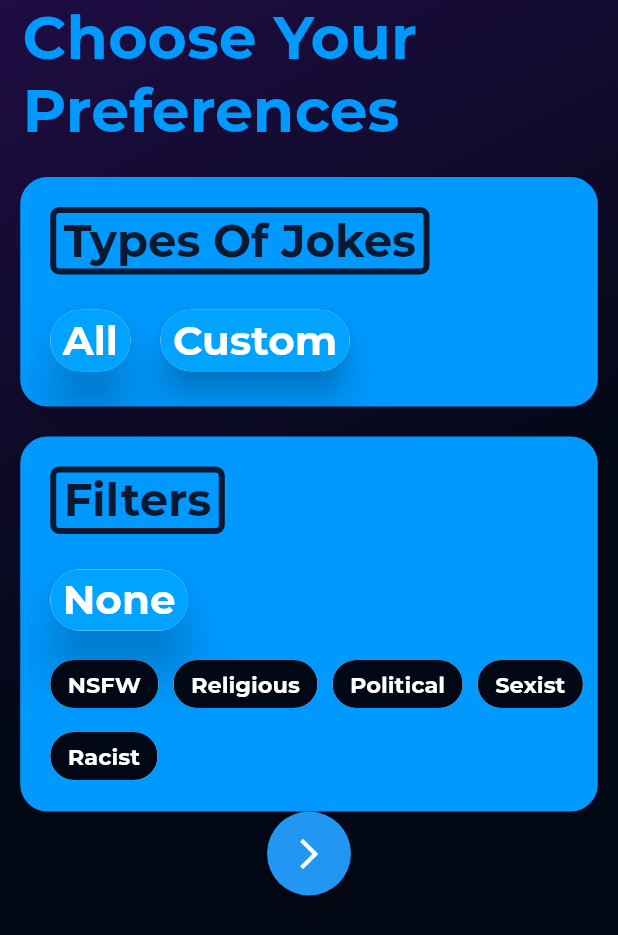
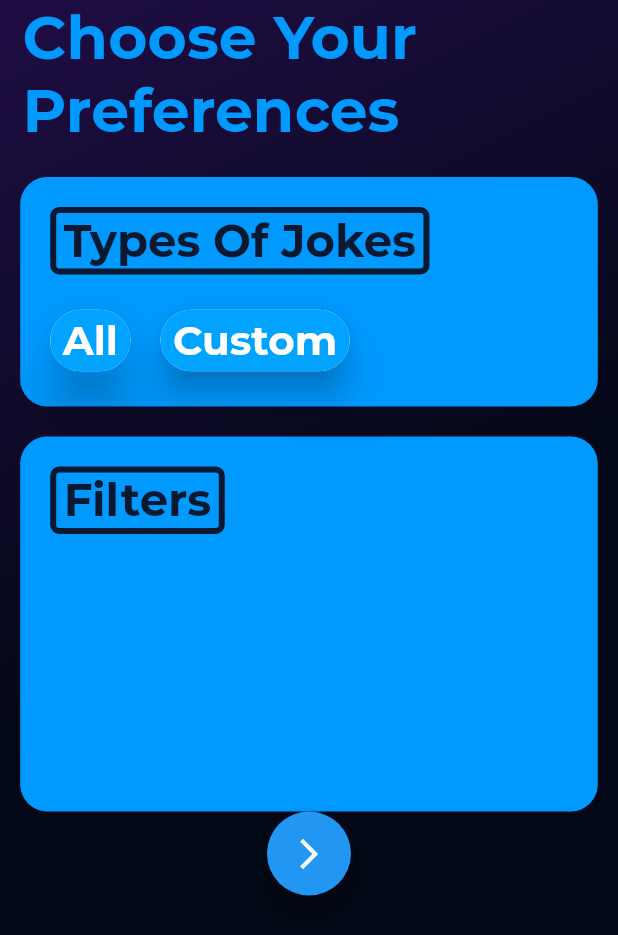
Before and after one commit to Sansh20/JokesApp, a Flutter app: the screen it shows after launch, after a tap on "All", on a phone screen of 412 x 824 dp. Shown: the top 935 px of the screen. Run offline on Flutter 3.47's test engine with Material 2 defaults, Android fonts, the phone set to English and light mode, and no system bars; our stand-ins replace shared_preferences.

Commit message:
Updated fillterchips

```diff
--- a/lib/screens/choosePref.dart
+++ b/lib/screens/choosePref.dart
@@ -12,11 +12,8 @@ class _ChoosePrefsState extends State<ChoosePrefs> {
   bool allSel = true;
   bool cusSel = false;
   bool _visible = false;
-  bool prog = false;
-  bool dark = false;
-  bool mis = false;
   double hei = 180;
-  String categ = '';
+  String categString;
   String filter = '';
   TextStyle choStyle= TextStyle(fontSize: 27, fontFamily: 'Montserrat', fontWeight: FontWeight.w600, color: Colors.white);
   TextStyle filtStyle= TextStyle(fontSize: 15, fontFamily: 'Montserrat', fontWeight: FontWeight.w600, color: Colors.white);
@@ -35,39 +32,17 @@ class _ChoosePrefsState extends State<ChoosePrefs> {
     });
     }
   }
-  void setCateg(String choice){
+  final List<Categories> _categsList = <Categories>[
+    const Categories('Dark'),
+    const Categories('Programming'),
+    const Categories('Miscellaneous'),
+  ];
+  List<String> _chips = <String>[];
+  setCategString(){
     setState(() {
-      if(choice=='Any'){
-        dark=false;
-        mis=false;
-        prog=false;
-        categ=choice;
-        print(categ);
-      }
-      else{
-        if(categ.isEmpty || categ=='Any'){
-          categ = choice;
-          print(categ);
-        }
-        else if(categ.contains(','+choice)){
-          categ = categ.replaceAll(','+choice, '');
-          print(categ);
-        }
-        else if(categ.contains(choice)){
-          if(categ.contains(choice+',')) {
-            categ = categ.replaceAll(choice+',', '');
-          }
-          else{
-            categ = categ.replaceAll(choice, '');
-          }
-          print(categ);
-        }
-        else{
-          categ= categ + ',' +choice;
-          print(categ);
-        }
-      }
+      categString=_chips.join(',');
     });
+    print(categString);
   }
   @override
   Widget build(BuildContext context) {
@@ -125,7 +100,7 @@ class _ChoosePrefsState extends State<ChoosePrefs> {
                           onSelected: (bool selected) {
                             setState(() {
                               allSel=selected;
-                              setCateg('Any');
+                              categString='Any';
                               if(cusSel = true){
                                 cusSel= false;
                                 _visible= false;
@@ -145,7 +120,7 @@ class _ChoosePrefsState extends State<ChoosePrefs> {
                           selected: cusSel,
                           onSelected: (bool selected) {
                             setState(() {
-                              hei = 250;
+                              hei = 230;
                               cusSel=selected;
                               if(cusSel==false){
                                 hei=153;
@@ -158,12 +133,19 @@ class _ChoosePrefsState extends State<ChoosePrefs> {
                         ),
                       ],
                     ),
-                    Padding(padding: const EdgeInsets.only(top:8)),
-
+                    Padding(padding: const EdgeInsets.only(top:3)),
+                    /*Divider(
+                      endIndent: 20.0,
+                      color: Colors.black,
+                      )*/
                     AnimatedOpacity(
                       duration: Duration(milliseconds: 800),
                       opacity: _visible? 1.0:0.0,
-                      child: categsPrefs(_visible),
+                      child: _visible ?
+                      Wrap(
+                        spacing: 5,
+                        children: categChips.toList(),
+                      ) : Text(''),
                     ),
                   ]
                 ),
@@ -188,94 +170,44 @@ class _ChoosePrefsState extends State<ChoosePrefs> {
                       ),
                       child: Text('Filters', style: TextStyle(fontFamily: 'Montserrat', fontWeight: FontWeight.w600, color: Color.fromRGBO(10, 24, 48, 1.0), fontSize: 30),)
                     ),
-                    Padding(padding: const EdgeInsets.only(top:20)),
-                    Wrap(
-                      spacing: 20.0,
-                      children: [
-                        ChoiceChip(
-                          label: Text('None'),
-                          backgroundColor: Color.fromRGBO(0, 163, 255, 1.0),
-                          elevation: 15.0,
-                          pressElevation: 0.0,
-                          shadowColor: Colors.black,
-                          labelStyle: choStyle,
-                          selected: allSel,
-                          onSelected: (bool selected) {
-                            setState(() {
-                              allSel=selected;
-                              setCateg('Any');
-                            });
-                          },
-                          selectedColor: Color.fromRGBO(24, 40, 80, 1.0),
-                        ),
-
-                      ],
-                    ),
-                    Padding(padding: const EdgeInsets.only(top:8)),
-
-                    AnimatedOpacity(
-                      duration: Duration(milliseconds: 800),
-                      opacity: 1.0,
-                      child: filtersPrefs(),
-                    ),
                   ]
                 ),
               ),
               FloatingActionButton(
                 child: Icon(Icons.arrow_forward_ios),
-                onPressed: ()=> print('Pressed'),
+                onPressed: ()=> setCategString(),
               )
             ],
           ),
       ),
     );
   }
-  Widget categsPrefs(bool show){
-    if(show==true){
-      return
-        Wrap(
-          spacing: 10,
-          children: [
-            Padding(
-              padding: const EdgeInsets.only(left:40.0),
-              child: FilterChip(
-                backgroundColor: Color(0xff020815),
-                label: Text('Dark'),
-                labelStyle: filtStyle,
-                selected: prog,
-                onSelected: (bool selected) {
-                  setState(() => prog = selected);
-                  setCateg('Dark');
-                }
-              ),
-            ),
-            FilterChip(
-              backgroundColor: Color(0xff020815),
-              label: Text('Programming'),
-              labelStyle: filtStyle,
-              selected: dark,
-              onSelected: (bool selected) {
-                setState(()=> dark = selected);
-                setCateg('Programming');
-                },
-              ),
-              Padding(
-                padding: const EdgeInsets.only(left:50.0),
-                child: FilterChip(
-                  backgroundColor: Color(0xff020815),
-                  label: Text('Miscellaneous'),
-                  labelStyle: filtStyle,
-                  selected: mis,
-                  onSelected: (bool selected) {
-                    setState(()=> mis = selected);
-                    setCateg('Miscellaneous');
-                  },
-                ),
-              ),
-            ]
-          );
+
+  Iterable<Widget> get categChips sync*{
+    for(Categories categ in _categsList){
+      yield FilterChip(
+        label: Text(categ.categs),
+        labelStyle: filtStyle,
+        backgroundColor: Color.fromRGBO(12, 66, 59, 1.0),
+        selectedColor: Color.fromRGBO(36, 58, 114, 1.0),
+        selected: _chips.contains(categ.categs),
+        onSelected: (bool selected){
+          setState(() {
+            if(selected){
+              _chips.add(categ.categs);
+            }
+            else{
+              _chips.removeWhere((String delete) {
+                return delete == categ.categs;
+              });
+            }
+          });
+        },
+
+      );
     }
   }
+
   Widget filtersPrefs(){
     return Wrap(
         spacing: 10,
@@ -333,3 +265,8 @@ class _ChoosePrefsState extends State<ChoosePrefs> {
         );
   }
 }
+
+class Categories{
+  const Categories(this.categs);
+  final String categs;
+}
```
